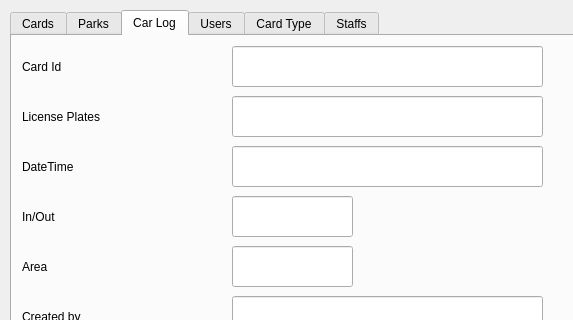
vince0119/Project-Deskstop, file Table.ui: the form before one commit; both pictures show x 0 to 573 and y 0 to 320 of the 932 by 755 pixel window.
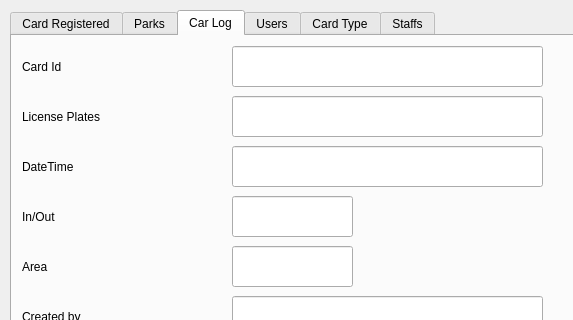
The form after the commit.

Commit message: add sql, repair disable button

```diff
--- a/Table.ui
+++ b/Table.ui
@@ -28,7 +28,7 @@
     </property>
     <widget class="QWidget" name="wgCard">
      <attribute name="title">
-      <string>Cards</string>
+      <string>Card Registered</string>
      </attribute>
      <widget class="QLineEdit" name="txtCardId">
       <property name="enabled">
```
The commit also changes 5 other files.
